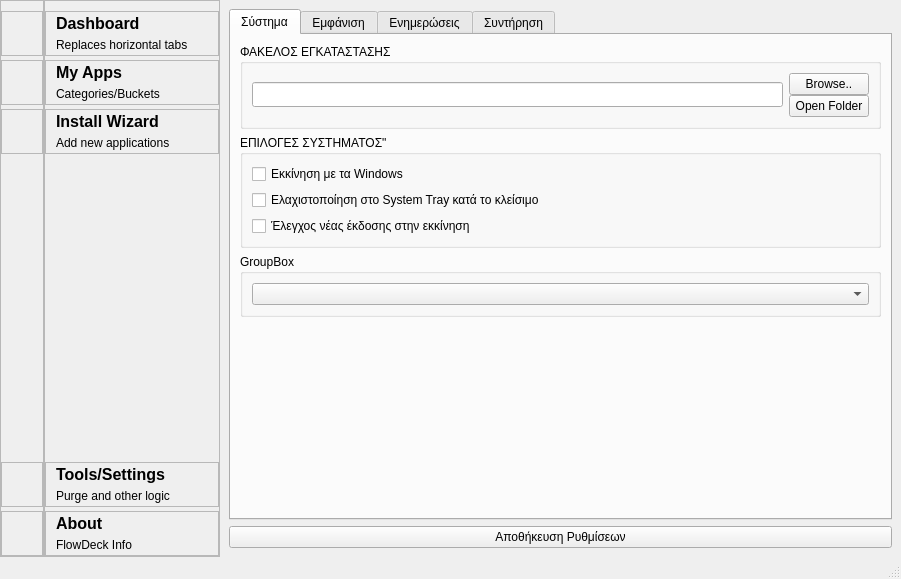
Before: the Qt Designer form ui/ui_main_v4.ui in immortal222/FlowDeck, drawn with Qt 5.
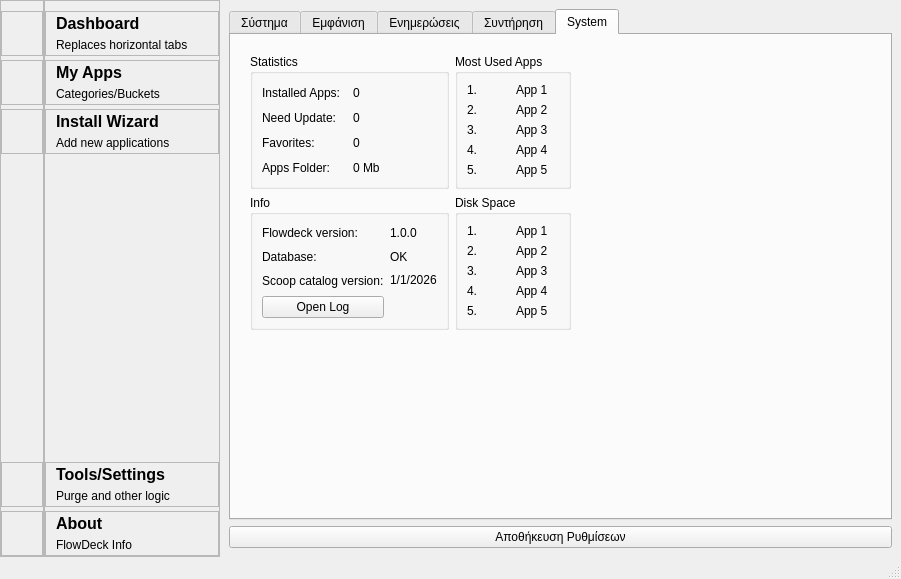
After: the same form once the commit is applied. Icons and pictures are not drawn.

Commit message: feat: Add system statistics tracking and UI updates

Diff of the .ui file:
```diff
--- a/ui/ui_main_v4.ui
+++ b/ui/ui_main_v4.ui
@@ -1916,7 +1916,7 @@
           <item>
            <widget class="QTabWidget" name="settingsTabWidget">
             <property name="currentIndex">
-             <number>0</number>
+             <number>4</number>
             </property>
             <widget class="QWidget" name="tab">
              <attribute name="title">
@@ -2240,6 +2240,381 @@
               </item>
              </layout>
             </widget>
+            <widget class="QWidget" name="tab_5">
+             <attribute name="title">
+              <string>System</string>
+             </attribute>
+             <layout class="QHBoxLayout" name="horizontalLayout_25">
+              <item>
+               <layout class="QGridLayout" name="gridLayout_4">
+                <property name="leftMargin">
+                 <number>10</number>
+                </property>
+                <property name="topMargin">
+                 <number>10</number>
+                </property>
+                <property name="rightMargin">
+                 <number>10</number>
+                </property>
+                <property name="bottomMargin">
+                 <number>10</number>
+                </property>
+                <item row="0" column="1">
+                 <widget class="QGroupBox" name="group_systemMostused">
+                  <property name="title">
+                   <string>Most Used Apps</string>
+                  </property>
+                  <layout class="QHBoxLayout" name="horizontalLayout_27">
+                   <item>
+                    <layout class="QVBoxLayout" name="verticalLayout_53">
+                     <item>
+                      <widget class="QLabel" name="system_lbl_8">
+                       <property name="text">
+                        <string>1.</string>
+                       </property>
+                      </widget>
+                     </item>
+                     <item>
+                      <widget class="QLabel" name="system_lbl_9">
+                       <property name="text">
+                        <string>2.</string>
+                       </property>
+                      </widget>
+                     </item>
+                     <item>
+                      <widget class="QLabel" name="system_lbl_10">
+                       <property name="text">
+                        <string>3.</string>
+                       </property>
+                      </widget>
+                     </item>
+                     <item>
+                      <widget class="QLabel" name="system_lbl_11">
+                       <property name="text">
+                        <string>4.</string>
+                       </property>
+                      </widget>
+                     </item>
+                     <item>
+                      <widget class="QLabel" name="system_lbl_12">
+                       <property name="text">
+                        <string>5.</string>
+                       </property>
+                      </widget>
+                     </item>
+                    </layout>
+                   </item>
+                   <item>
+                    <layout class="QVBoxLayout" name="verticalLayout_54">
+                     <item>
+                      <widget class="QLabel" name="system_lbl_most1">
+                       <property name="text">
+                        <string>App 1</string>
+                       </property>
+                      </widget>
+                     </item>
+                     <item>
+                      <widget class="QLabel" name="system_lbl_most2">
+                       <property name="text">
+                        <string>App 2</string>
+                       </property>
+                      </widget>
+                     </item>
+                     <item>
+                      <widget class="QLabel" name="system_lbl_most3">
+                       <property name="text">
+                        <string>App 3</string>
+                       </property>
+                      </widget>
+                     </item>
+                     <item>
+                      <widget class="QLabel" name="system_lbl_most4">
+                       <property name="text">
+                        <string>App 4</string>
+                       </property>
+                      </widget>
+                     </item>
+                     <item>
+                      <widget class="QLabel" name="system_lbl_most5">
+                       <property name="text">
+                        <string>App 5</string>
+                       </property>
+                      </widget>
+                     </item>
+                    </layout>
+                   </item>
+                  </layout>
+                 </widget>
+                </item>
+                <item row="2" column="1">
+                 <widget class="QGroupBox" name="group_systemBigapps">
+                  <property name="title">
+                   <string>Disk Space</string>
+                  </property>
+                  <layout class="QHBoxLayout" name="horizontalLayout_28">
+                   <item>
+                    <layout class="QVBoxLayout" name="verticalLayout_55">
+                     <item>
+                      <widget class="QLabel" name="system_lbl_13">
+                       <property name="text">
+                        <string>1.</string>
+                       </property>
+                      </widget>
+                     </item>
+                     <item>
+                      <widget class="QLabel" name="system_lbl_14">
+                       <property name="text">
+                        <string>2.</string>
+                       </property>
+                      </widget>
+                     </item>
+                     <item>
+                      <widget class="QLabel" name="system_lbl_15">
+                       <property name="text">
+                        <string>3.</string>
+                       </property>
+                      </widget>
+                     </item>
+                     <item>
+                      <widget class="QLabel" name="system_lbl_16">
+                       <property name="text">
+                        <string>4.</string>
+                       </property>
+                      </widget>
+                     </item>
+                     <item>
+                      <widget class="QLabel" name="system_lbl_17">
+                       <property name="text">
+                        <string>5.</string>
+                       </property>
+                      </widget>
+                     </item>
+                    </layout>
+                   </item>
+                   <item>
+                    <layout class="QVBoxLayout" name="verticalLayout_56">
+                     <item>
+                      <widget class="QLabel" name="system_lbl_space1">
+                       <property name="text">
+                        <string>App 1</string>
+                       </property>
+                      </widget>
+                     </item>
+                     <item>
+                      <widget class="QLabel" name="system_lbl_space2">
+                       <property name="text">
+                        <string>App 2</string>
+                       </property>
+                      </widget>
+                     </item>
+                     <item>
+                      <widget class="QLabel" name="system_lbl_space3">
+                       <property name="text">
+                        <string>App 3</string>
+                       </property>
+                      </widget>
+                     </item>
+                     <item>
+                      <widget class="QLabel" name="system_lbl_space4">
+                       <property name="text">
+                        <string>App 4</string>
+                       </property>
+                      </widget>
+                     </item>
+                     <item>
+                      <widget class="QLabel" name="system_lbl_space5">
+                       <property name="text">
+                        <string>App 5</string>
+                       </property>
+                      </widget>
+                     </item>
+                    </layout>
+                   </item>
+                  </layout>
+                 </widget>
+                </item>
+                <item row="2" column="0">
+                 <widget class="QGroupBox" name="group_systemInfo">
+                  <property name="title">
+                   <string>Info</string>
+                  </property>
+                  <layout class="QHBoxLayout" name="horizontalLayout_24">
+                   <item>
+                    <layout class="QVBoxLayout" name="verticalLayout_50">
+                     <item>
+                      <widget class="QLabel" name="system_lbl_5">
+                       <property name="text">
+                        <string>Flowdeck version:</string>
+                       </property>
+                      </widget>
+                     </item>
+                     <item>
+                      <widget class="QLabel" name="system_lbl_6">
+                       <property name="text">
+                        <string>Database:</string>
+                       </property>
+                      </widget>
+                     </item>
+                     <item>
+                      <widget class="QLabel" name="system_lbl_7">
+                       <property name="text">
+                        <string>Scoop catalog version:</string>
+                       </property>
+                      </widget>
+                     </item>
+                     <item>
+                      <widget class="QPushButton" name="system_btn_log">
+                       <property name="text">
+                        <string>Open Log</string>
+                       </property>
+                      </widget>
+                     </item>
+                    </layout>
+                   </item>
+                   <item>
+                    <layout class="QVBoxLayout" name="verticalLayout_51">
+                     <item>
+                      <widget class="QLabel" name="system_ldl_version">
+                       <property name="text">
+                        <string>1.0.0</string>
+                       </property>
+                      </widget>
+                     </item>
+                     <item>
+                      <widget class="QLabel" name="system_lbl_dbcheck">
+                       <property name="text">
+                        <string>OK</string>
+                       </property>
+                      </widget>
+                     </item>
+                     <item>
+                      <widget class="QLabel" name="system_lbl_scoopver">
+                       <property name="text">
+                        <string>1/1/2026</string>
+                       </property>
+                      </widget>
+                     </item>
+                     <item>
+                      <widget class="QLabel" name="label_8">
+                       <property name="minimumSize">
+                        <size>
+                         <width>0</width>
+                         <height>23</height>
+                        </size>
+                       </property>
+                       <property name="text">
+                        <string/>
+                       </property>
+                      </widget>
+                     </item>
+                    </layout>
+                   </item>
+                  </layout>
+                 </widget>
+                </item>
+                <item row="0" column="0">
+                 <widget class="QGroupBox" name="group_systemStatistics">
+                  <property name="title">
+                   <string>Statistics</string>
+                  </property>
+                  <layout class="QHBoxLayout" name="horizontalLayout_26">
+                   <item>
+                    <layout class="QVBoxLayout" name="verticalLayout_19">
+                     <item>
+                      <widget class="QLabel" name="system_lbl_1">
+                       <property name="text">
+                        <string>Installed Apps:</string>
+                       </property>
+                      </widget>
+                     </item>
+                     <item>
+                      <widget class="QLabel" name="system_lbl_2">
+                       <property name="text">
+                        <string>Need Update:</string>
+                       </property>
+                      </widget>
+                     </item>
+                     <item>
+                      <widget class="QLabel" name="system_lbl_3">
+                       <property name="text">
+                        <string>Favorites:</string>
+                       </property>
+                      </widget>
+                     </item>
+                     <item>
+                      <widget class="QLabel" name="system_lbl_4">
+                       <property name="text">
+                        <string>Apps Folder:</string>
+                       </property>
+                      </widget>
+                     </item>
+                    </layout>
+                   </item>
+                   <item>
+                    <layout class="QVBoxLayout" name="verticalLayout_25">
+                     <item>
+                      <widget class="QLabel" name="system_lbl_inst_app">
+                       <property name="text">
+                        <string>0</string>
+                       </property>
+                      </widget>
+                     </item>
+                     <item>
+                      <widget class="QLabel" name="system_lbl_update">
+                       <property name="text">
+                        <string>0</string>
+                       </property>
+                      </widget>
+                     </item>
+                     <item>
+                      <widget class="QLabel" name="system_lbl_favorites">
+                       <property name="text">
+                        <string>0</string>
+                       </property>
+                      </widget>
+                     </item>
+                     <item>
+                      <widget class="QLabel" name="system_lbl_size">
+                       <property name="text">
+                        <string>0 Mb</string>
+                       </property>
+                      </widget>
+                     </item>
+                    </layout>
+                   </item>
+                  </layout>
+                 </widget>
+                </item>
+                <item row="3" column="0">
+                 <spacer name="verticalSpacer_10">
+                  <property name="orientation">
+                   <enum>Qt::Vertical</enum>
+                  </property>
+                  <property name="sizeHint" stdset="0">
+                   <size>
+                    <width>20</width>
+                    <height>40</height>
+                   </size>
+                  </property>
+                 </spacer>
+                </item>
+               </layout>
+              </item>
+              <item>
+               <spacer name="horizontalSpacer_2">
+                <property name="orientation">
+                 <enum>Qt::Horizontal</enum>
+                </property>
+                <property name="sizeHint" stdset="0">
+                 <size>
+                  <width>40</width>
+                  <height>20</height>
+                 </size>
+                </property>
+               </spacer>
+              </item>
+             </layout>
+            </widget>
            </widget>
           </item>
           <item>
```
Left out of the diff: 8 changed lines with no effect on the pictures. The commit also changes 9 other files.
